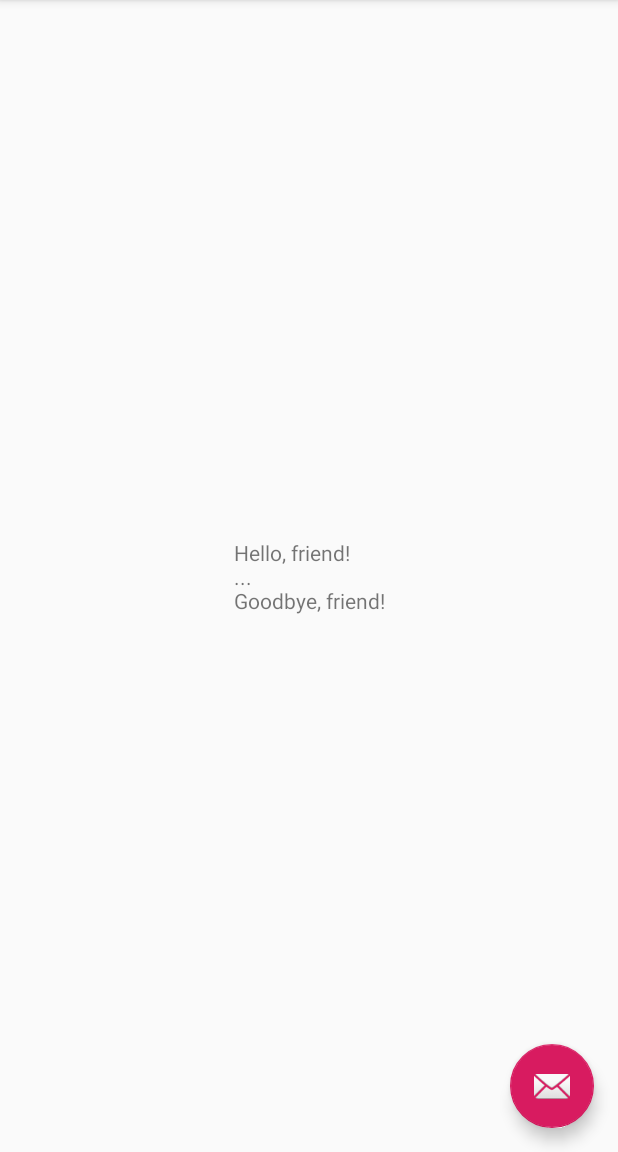
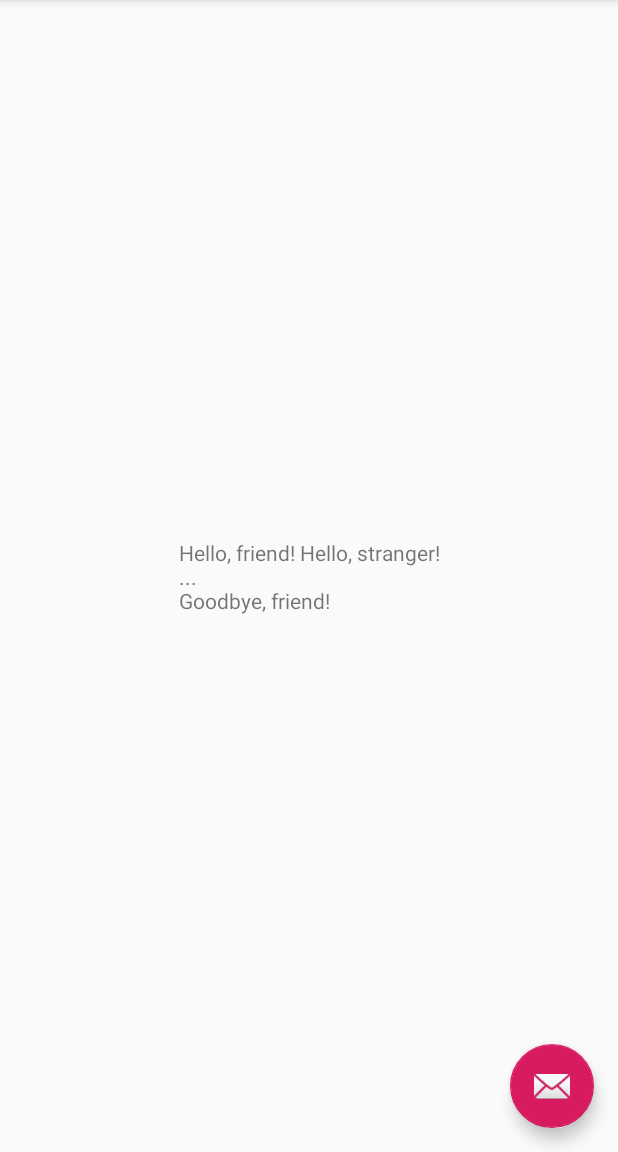
Before and after one commit to pvmm/dagger2-app, an Android app: the screen it shows after launch (MainActivity), on a phone screen of 412 x 824 dp, the part 84-1236 px from its top. Run offline under Robolectric (Android 15) with nearby library versions, the phone set to English and light mode, and no system bars; our stand-ins replace Dagger/Hilt's generated code.

Commit message:
Testing with dagger

```diff
--- a/app/build.gradle
+++ b/app/build.gradle
@@ -37,4 +37,5 @@ dependencies {
     androidTestImplementation 'androidx.test.espresso:espresso-core:3.4.0'
     implementation 'com.google.dagger:dagger:2.28.3'
     kapt 'com.google.dagger:dagger-compiler:2.13'
+    kaptTest 'com.google.dagger:dagger-compiler:2.13'
 }
--- a/app/src/main/java/pedro/sample/dagger2app/Info.kt
+++ b/app/src/main/java/pedro/sample/dagger2app/Info.kt
@@ -3,13 +3,22 @@ package pedro.sample.dagger2app
 import dagger.Component
 import dagger.Module
 import dagger.Provides
+import javax.inject.Named
+
+
+const val UNSPECIFIED = "Unspecified"
 
 
 @Module
-class BeginModule {
+open class BeginModule {
     @Provides
-    fun sayHello(): Greeting {
-        return Greeting("friend!")
+    open fun sayHello(): Greeting {
+        return Greeting("friend")
+    }
+
+    @Provides @Named(UNSPECIFIED)
+    fun sayHello2(): Greeting {
+        return Greeting("stranger")
     }
 }
 
@@ -18,17 +27,18 @@ class BeginModule {
 class FinishModule {
     @Provides
     fun sayGoodbye(): Farewell {
-        return Farewell("friend!")
+        return Farewell("friend")
     }
 }
 
 
-class Greeting(name: String) {
-    val text = "Hello, $name"
+open class Greeting(name: String) {
+    val text = "Hello, $name!"
 }
 
+
 class Farewell(name: String) {
-    val text = "Goodbye, $name"
+    val text = "Goodbye, $name!"
 }
 
 
--- a/app/src/main/java/pedro/sample/dagger2app/MainActivity.kt
+++ b/app/src/main/java/pedro/sample/dagger2app/MainActivity.kt
@@ -7,12 +7,14 @@ import android.view.Menu
 import android.view.MenuItem
 import pedro.sample.dagger2app.databinding.ActivityMainBinding
 import javax.inject.Inject
+import javax.inject.Named
 
 
 class MainActivity : AppCompatActivity() {
 
     @Inject lateinit var utterance1: Greeting
     @Inject lateinit var utterance2: Farewell
+    @Inject @field:Named(UNSPECIFIED) lateinit var utterance3: Greeting
 
     private lateinit var binding: ActivityMainBinding
 
@@ -24,7 +26,7 @@ class MainActivity : AppCompatActivity() {
         setSupportActionBar(binding.toolbar)
 
         DaggerEtiquetteComponent.create().inject(this)
-        binding.contentMain.textView.text = "${utterance1.text}\n...\n${utterance2.text}"
+        binding.contentMain.textView.text = "${utterance1.text} ${utterance3.text}\n...\n${utterance2.text}"
 
         binding.fab.setOnClickListener { _ ->
             Snackbar.make(view, "Replace with your own action", Snackbar.LENGTH_LONG)
```
Also changed, not shown: 2 other files.
